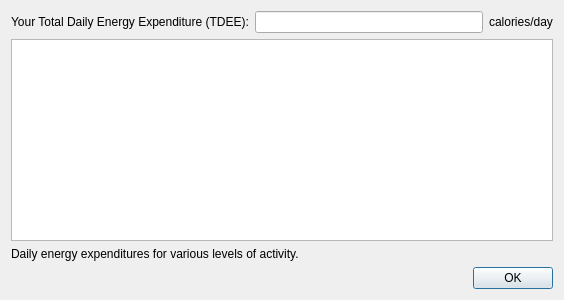
Qt form CalorieCalculator/resultdialog.ui (serebryakov02/CalorieCalculator) before a commit.
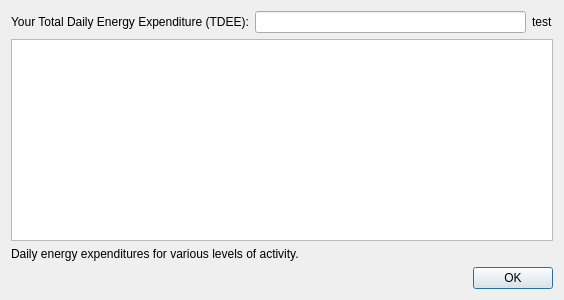
The same form after that commit.

The edit to the form file:
```diff
--- a/CalorieCalculator/resultdialog.ui
+++ b/CalorieCalculator/resultdialog.ui
@@ -29,7 +29,7 @@
      <item>
       <widget class="QLabel" name="label_2">
        <property name="text">
-        <string>calories/day</string>
+        <string>test</string>
        </property>
       </widget>
      </item>
```
Left out of the diff: 2 changed lines with no effect on the pictures.
